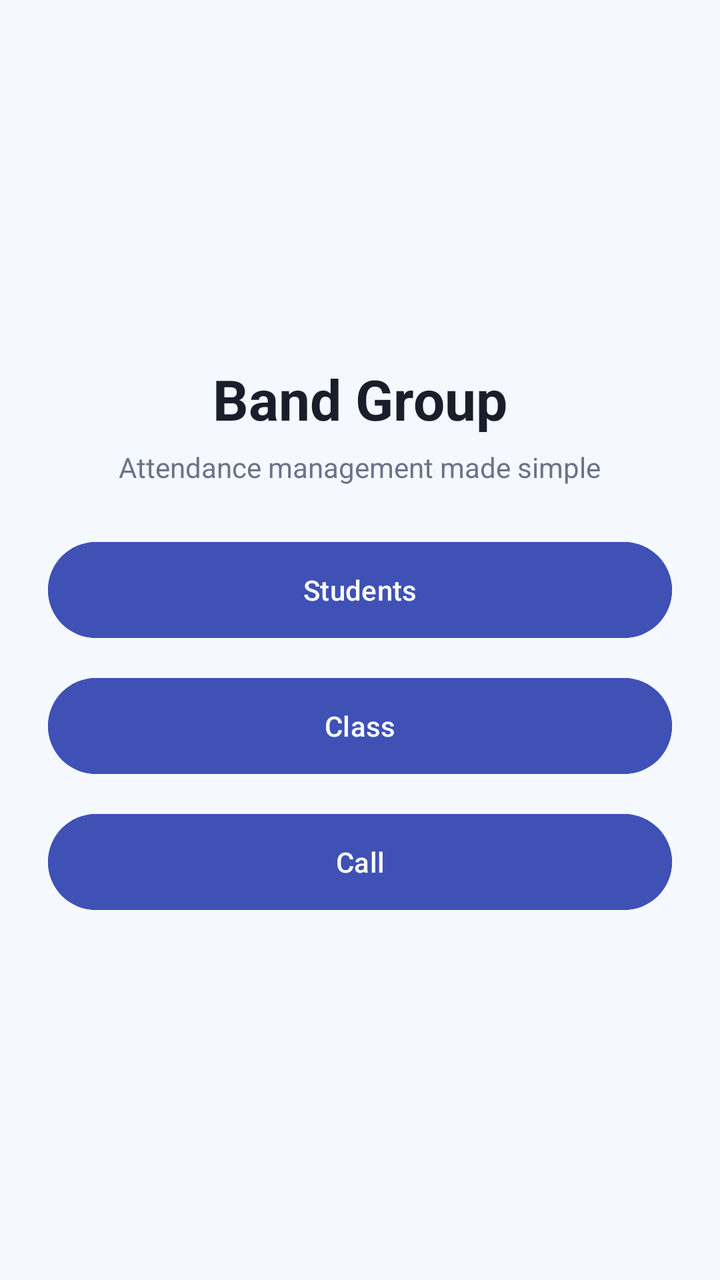
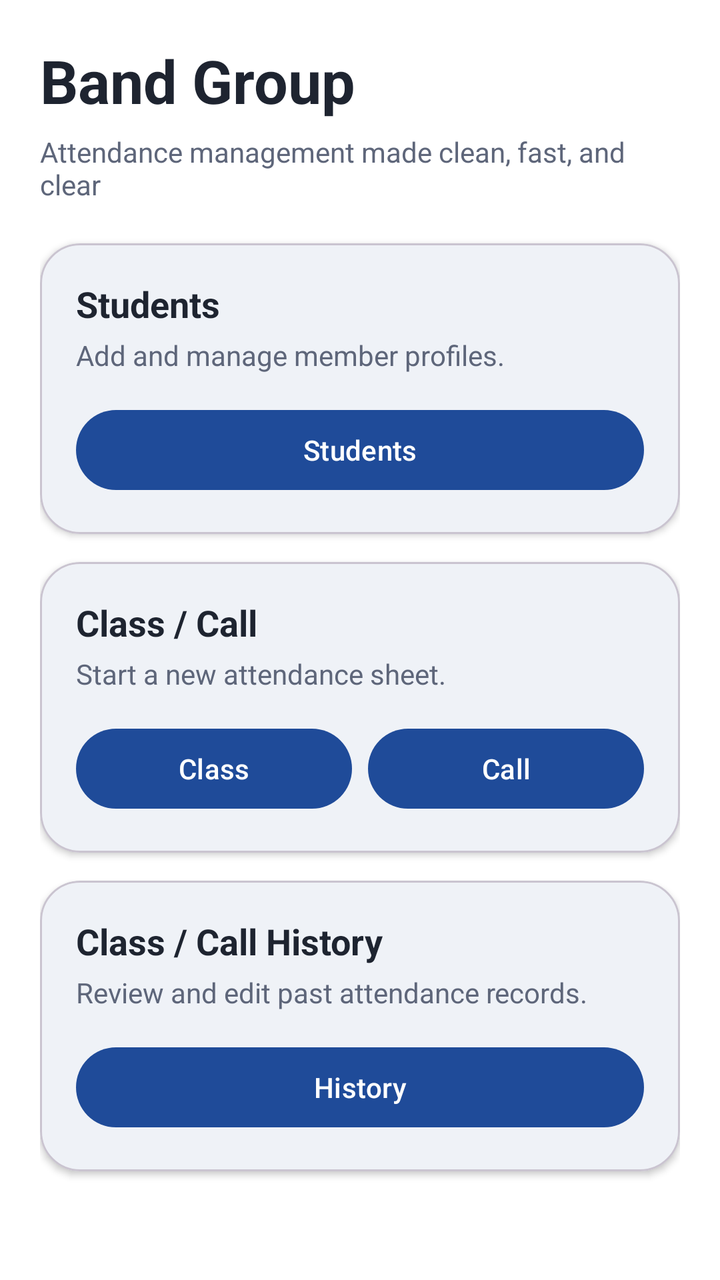

An Android layout rendered at two revisions. The XML below is the earlier revision; the diff shows what the commit changed to produce the second picture.
<!-- AndroidManifest.xml: application theme Theme.SSJB -->
<!-- res/layout/activity_main.xml -->
<?xml version="1.0" encoding="utf-8"?>
<LinearLayout xmlns:android="http://schemas.android.com/apk/res/android"
    android:layout_width="match_parent"
    android:layout_height="match_parent"
    android:background="@color/surface_bg"
    android:gravity="center"
    android:orientation="vertical"
    android:padding="24dp">

    <TextView
        android:layout_width="wrap_content"
        android:layout_height="wrap_content"
        android:layout_marginBottom="6dp"
        android:text="@string/home_title"
        android:textColor="@color/brand_text"
        android:textSize="28sp"
        android:textStyle="bold" />

    <TextView
        android:layout_width="wrap_content"
        android:layout_height="wrap_content"
        android:layout_marginBottom="24dp"
        android:text="@string/home_subtitle"
        android:textColor="@color/brand_subtext"
        android:textSize="14sp" />

    <Button
        android:id="@+id/studentsButton"
        android:layout_width="match_parent"
        android:layout_height="56dp"
        android:layout_marginBottom="12dp"
        android:backgroundTint="@color/brand_primary"
        android:text="@string/students"
        android:textAllCaps="false" />

    <Button
        android:id="@+id/classButton"
        android:layout_width="match_parent"
        android:layout_height="56dp"
        android:layout_marginBottom="12dp"
        android:backgroundTint="@color/brand_primary"
        android:text="@string/class_label"
        android:textAllCaps="false" />

    <Button
        android:id="@+id/callButton"
        android:layout_width="match_parent"
        android:layout_height="56dp"
        android:backgroundTint="@color/brand_primary"
        android:text="@string/call_label"
        android:textAllCaps="false" />
</LinearLayout>
<!-- resources referenced by this layout -->
<resources>
  <color name="brand_primary">#FF3F51B5</color>
  <color name="brand_subtext">#FF6B7389</color>
  <color name="brand_text">#FF1A1E2B</color>
  <color name="surface_bg">#FFF5F8FF</color>
  <string name="call_label">Call</string>
  <string name="class_label">Class</string>
  <string name="home_subtitle">Attendance management made simple</string>
  <string name="home_title">Band Group</string>
  <string name="students">Students</string>
  <style name="Theme.SSJB" parent="Base.Theme.SSJB" />
  <style name="Base.Theme.SSJB" parent="Theme.Material3.DayNight.NoActionBar">
          
          
      </style>
</resources>

<!-- the commit's change to res/layout/activity_main.xml (unified diff, before → after) -->
@@ -1,52 +1,164 @@
 <?xml version="1.0" encoding="utf-8"?>
-<LinearLayout xmlns:android="http://schemas.android.com/apk/res/android"
+<androidx.core.widget.NestedScrollView xmlns:android="http://schemas.android.com/apk/res/android"
+    xmlns:app="http://schemas.android.com/apk/res-auto"
     android:layout_width="match_parent"
     android:layout_height="match_parent"
-    android:background="@color/surface_bg"
-    android:gravity="center"
-    android:orientation="vertical"
-    android:padding="24dp">
+    android:background="?attr/colorSurface"
+    android:fillViewport="true">
 
-    <TextView
-        android:layout_width="wrap_content"
+    <LinearLayout
+        android:layout_width="match_parent"
         android:layout_height="wrap_content"
-        android:layout_marginBottom="6dp"
-        android:text="@string/home_title"
-        android:textColor="@color/brand_text"
-        android:textSize="28sp"
-        android:textStyle="bold" />
+        android:orientation="vertical"
+        android:padding="20dp">
 
-    <TextView
-        android:layout_width="wrap_content"
-        android:layout_height="wrap_content"
-        android:layout_marginBottom="24dp"
-        android:text="@string/home_subtitle"
-        android:textColor="@color/brand_subtext"
-        android:textSize="14sp" />
+        <TextView
+            android:layout_width="match_parent"
+            android:layout_height="wrap_content"
+            android:text="@string/home_title"
+            android:textColor="?attr/colorOnBackground"
+            android:textSize="30sp"
+            android:textStyle="bold" />
 
-    <Button
-        android:id="@+id/studentsButton"
-        android:layout_width="match_parent"
-        android:layout_height="56dp"
-        android:layout_marginBottom="12dp"
-        android:backgroundTint="@color/brand_primary"
-        android:text="@string/students"
-        android:textAllCaps="false" />
+        <TextView
+            android:layout_width="match_parent"
+            android:layout_height="wrap_content"
+            android:layout_marginTop="6dp"
+            android:layout_marginBottom="20dp"
+            android:text="@string/home_subtitle"
+            android:textColor="?attr/colorOnSurfaceVariant"
+            android:textSize="14sp" />
 
-    <Button
-        android:id="@+id/classButton"
-        android:layout_width="match_parent"
-        android:layout_height="56dp"
-        android:layout_marginBottom="12dp"
-        android:backgroundTint="@color/brand_primary"
-        android:text="@string/class_label"
-        android:textAllCaps="false" />
+        <com.google.android.material.card.MaterialCardView
+            android:layout_width="match_parent"
+            android:layout_height="wrap_content"
+            android:layout_marginBottom="14dp"
+            app:cardBackgroundColor="?attr/colorSurface"
+            app:cardCornerRadius="20dp"
+            app:cardElevation="2dp">
 
-    <Button
-        android:id="@+id/callButton"
-        android:layout_width="match_parent"
-        android:layout_height="56dp"
-        android:backgroundTint="@color/brand_primary"
-        android:text="@string/call_label"
-        android:textAllCaps="false" />
-</LinearLayout>
+            <LinearLayout
+                android:layout_width="match_parent"
+                android:layout_height="wrap_content"
+                android:orientation="vertical"
+                android:padding="18dp">
+
+                <TextView
+                    android:layout_width="wrap_content"
+                    android:layout_height="wrap_content"
+                    android:text="@string/students_section"
+                    android:textColor="?attr/colorOnSurface"
+                    android:textSize="18sp"
+                    android:textStyle="bold" />
+
+                <TextView
+                    android:layout_width="wrap_content"
+                    android:layout_height="wrap_content"
+                    android:layout_marginTop="4dp"
+                    android:text="@string/students_section_hint"
+                    android:textColor="?attr/colorOnSurfaceVariant" />
+
+                <com.google.android.material.button.MaterialButton
+                    android:id="@+id/studentsButton"
+                    android:layout_width="match_parent"
+                    android:layout_height="wrap_content"
+                    android:layout_marginTop="14dp"
+                    android:text="@string/students"
+                    android:textAllCaps="false" />
+            </LinearLayout>
+        </com.google.android.material.card.MaterialCardView>
+
+        <com.google.android.material.card.MaterialCardView
+            android:layout_width="match_parent"
+            android:layout_height="wrap_content"
+            android:layout_marginBottom="14dp"
+            app:cardBackgroundColor="?attr/colorSurface"
+            app:cardCornerRadius="20dp"
+            app:cardElevation="2dp">
+
+            <LinearLayout
+                android:layout_width="match_parent"
+                android:layout_height="wrap_content"
+                android:orientation="vertical"
+                android:padding="18dp">
+
+                <TextView
+                    android:layout_width="wrap_content"
+                    android:layout_height="wrap_content"
+                    android:text="@string/sessions_section"
+                    android:textColor="?attr/colorOnSurface"
+                    android:textSize="18sp"
+                    android:textStyle="bold" />
+
+                <TextView
+                    android:layout_width="wrap_content"
+                    android:layout_height="wrap_content"
+                    android:layout_marginTop="4dp"
+                    android:text="@string/sessions_section_hint"
+                    android:textColor="?attr/colorOnSurfaceVariant" />
+
+                <LinearLayout
+                    android:layout_width="match_parent"
+                    android:layout_height="wrap_content"
+                    android:layout_marginTop="14dp"
+                    android:orientation="horizontal">
+
+                    <com.google.android.material.button.MaterialButton
+                        android:id="@+id/classButton"
+                        android:layout_width="0dp"
+                        android:layout_height="wrap_content"
+                        android:layout_marginEnd="8dp"
+                        android:layout_weight="1"
+                        android:text="@string/class_label"
+                        android:textAllCaps="false" />
+
+                    <com.google.android.material.button.MaterialButton
+                        android:id="@+id/callButton"
+                        android:layout_width="0dp"
+                        android:layout_height="wrap_content"
+                        android:layout_weight="1"
+                        android:text="@string/call_label"
+                        android:textAllCaps="false" />
+                </LinearLayout>
+            </LinearLayout>
+        </com.google.android.material.card.MaterialCardView>
+
+        <com.google.android.material.card.MaterialCardView
+            android:layout_width="match_parent"
+            android:layout_height="wrap_content"
+            app:cardBackgroundColor="?attr/colorSurface"
+            app:cardCornerRadius="20dp"
+            app:cardElevation="2dp">
+
+            <LinearLayout
+                android:layout_width="match_parent"
+                android:layout_height="wrap_content"
+                android:orientation="vertical"
+                android:padding="18dp">
+
+                <TextView
+                    android:layout_width="wrap_content"
+                    android:layout_height="wrap_content"
+                    android:text="@string/history_section"
+                    android:textColor="?attr/colorOnSurface"
+                    android:textSize="18sp"
+                    android:textStyle="bold" />
+
+                <TextView
+                    android:layout_width="wrap_content"
+                    android:layout_height="wrap_content"
+                    android:layout_marginTop="4dp"
+                    android:text="@string/history_section_hint"
+                    android:textColor="?attr/colorOnSurfaceVariant" />
+
+                <com.google.android.material.button.MaterialButton
+                    android:id="@+id/historyButton"
+                    android:layout_width="match_parent"
+                    android:layout_height="wrap_content"
+                    android:layout_marginTop="14dp"
+                    android:text="@string/history"
+                    android:textAllCaps="false" />
+            </LinearLayout>
+        </com.google.android.material.card.MaterialCardView>
+    </LinearLayout>
+</androidx.core.widget.NestedScrollView>
<!-- resource entries referenced after the edit -->
@@ -1,18 +1,46 @@
 <!-- resources referenced by this layout -->
 <resources>
-  <color name="brand_primary">#FF3F51B5</color>
-  <color name="brand_subtext">#FF6B7389</color>
-  <color name="brand_text">#FF1A1E2B</color>
-  <color name="surface_bg">#FFF5F8FF</color>
   <string name="call_label">Call</string>
   <string name="class_label">Class</string>
-  <string name="home_subtitle">Attendance management made simple</string>
+  <string name="history">History</string>
+  <string name="history_section">Class / Call History</string>
+  <string name="history_section_hint">Review and edit past attendance records.</string>
+  <string name="home_subtitle">Attendance management made clean, fast, and clear</string>
   <string name="home_title">Band Group</string>
+  <string name="sessions_section">Class / Call</string>
+  <string name="sessions_section_hint">Start a new attendance sheet.</string>
   <string name="students">Students</string>
+  <string name="students_section">Students</string>
+  <string name="students_section_hint">Add and manage member profiles.</string>
   <style name="Theme.SSJB" parent="Base.Theme.SSJB" />
   <style name="Base.Theme.SSJB" parent="Theme.Material3.DayNight.NoActionBar">
-          
-          
+          <item name="colorPrimary">@color/ssjb_primary</item>
+          <item name="colorOnPrimary">@color/ssjb_on_primary</item>
+          <item name="colorSecondary">@color/ssjb_secondary</item>
+          <item name="colorTertiary">@color/ssjb_tertiary</item>
+          <item name="colorOnBackground">@color/ssjb_on_background</item>
+          <item name="colorSurface">@color/ssjb_surface</item>
+          <item name="colorOnSurface">@color/ssjb_on_surface</item>
+          <item name="colorSurfaceVariant">@color/ssjb_surface_variant</item>
+          <item name="colorOnSurfaceVariant">@color/ssjb_on_surface_variant</item>
+          <item name="colorOutline">@color/ssjb_outline</item>
+          <item name="colorError">@color/ssjb_error</item>
+          <item name="android:statusBarColor">@color/ssjb_background</item>
+          <item name="android:navigationBarColor">@color/ssjb_background</item>
+          <item name="android:windowBackground">@color/ssjb_background</item>
+          <item name="android:forceDarkAllowed">true</item>
       </style>
+  <color name="ssjb_primary">#1F4B99</color>
+  <color name="ssjb_on_primary">#FFFFFF</color>
+  <color name="ssjb_secondary">#0F766E</color>
+  <color name="ssjb_tertiary">#A15E2E</color>
+  <color name="ssjb_on_background">#1E2430</color>
+  <color name="ssjb_surface">#FFFFFF</color>
+  <color name="ssjb_on_surface">#1E2430</color>
+  <color name="ssjb_surface_variant">#E7EEF8</color>
+  <color name="ssjb_on_surface_variant">#5E667A</color>
+  <color name="ssjb_outline">#CCD6E2</color>
+  <color name="ssjb_error">#C62828</color>
+  <color name="ssjb_background">#F4F7FB</color>
 </resources>
 
